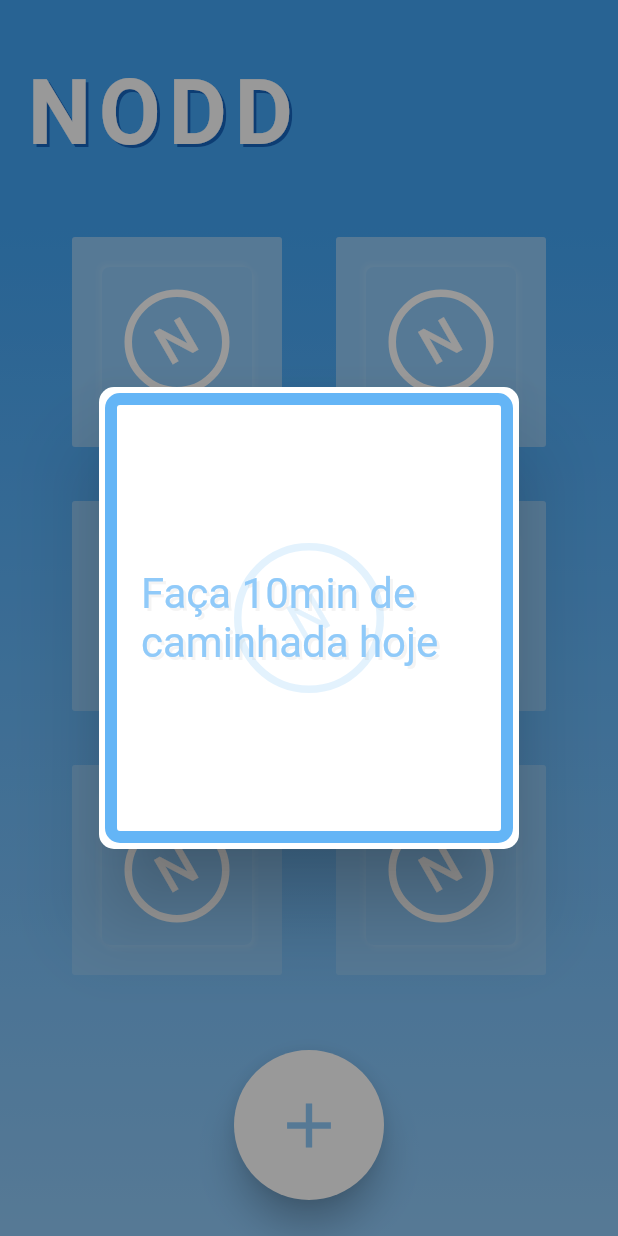
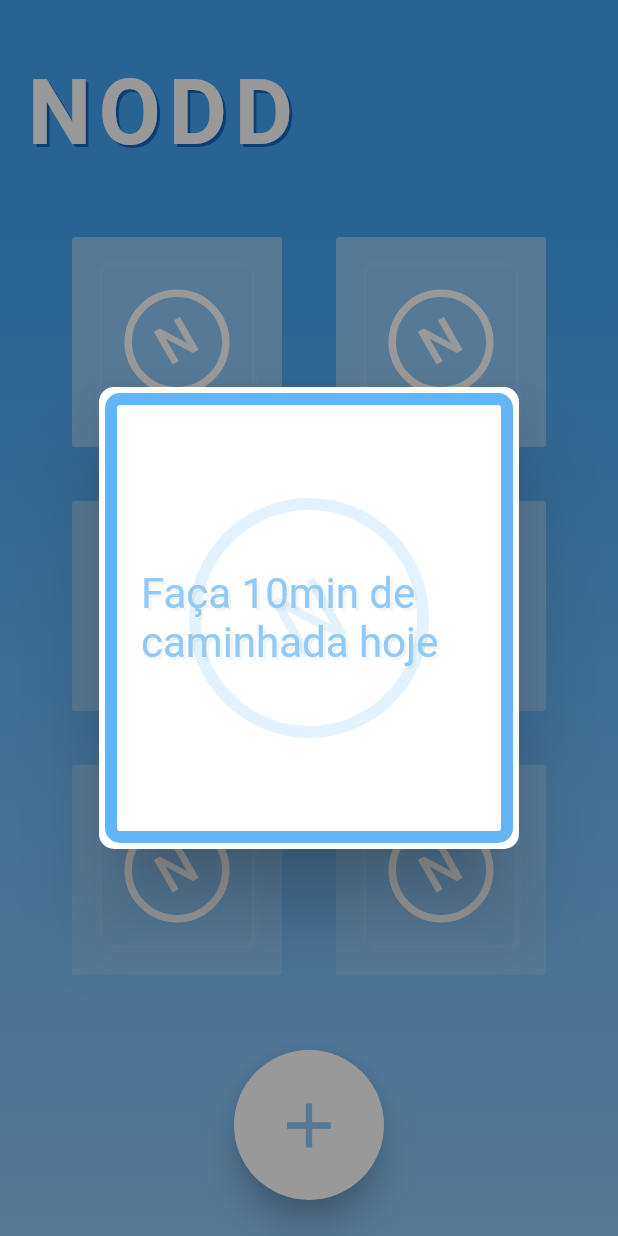
Before and after one commit to romulovff/NoddApp, a Flutter app: the screen it shows after launch, after a tap on an icon or button, on a phone screen of 412 x 824 dp. Run offline on Flutter 3.47's test engine with Material 2 defaults, Android fonts, the phone set to English and light mode, and no system bars; our stand-ins replace google_fonts, gradient_app_bar, splashscreen; Roboto replaces fonts that are missing (Viga).

Commit message:
Adding some more style

```diff
--- a/nodd/lib/components/note.dart
+++ b/nodd/lib/components/note.dart
@@ -42,12 +42,12 @@ class Note extends StatelessWidget {
                           children: [
                             Center(
                               child: Container(
-                                width: 100,
-                                height: 100,
+                                width: 160,
+                                height: 160,
                                 decoration: BoxDecoration(
                                     border: Border.all(
                                       color: Colors.blue[50],
-                                      width: 5,
+                                      width: 8,
                                     ),
                                     borderRadius: BorderRadius.circular(100)),
                                 child: Center(
@@ -56,7 +56,7 @@ class Note extends StatelessWidget {
                                     child: Text(
                                       'N',
                                       style: GoogleFonts.viga(
-                                        fontSize: 35,
+                                        fontSize: 60,
                                         color: Colors.blue[50],
                                       ),
                                     ),
--- a/nodd/lib/screens/splashscreen.dart
+++ b/nodd/lib/screens/splashscreen.dart
@@ -1,6 +1,7 @@
 import 'package:flutter/material.dart';
 import 'package:nodd/screens/home.dart';
 import 'package:splashscreen/splashscreen.dart';
+import 'package:google_fonts/google_fonts.dart';
 
 import '../routing.dart';
 
@@ -16,14 +17,18 @@ class _SplashscreenState extends State<Splashscreen> {
         seconds: 3,
         navigateAfterSeconds: '/home',
         routeName: '/home',
-        title: new Text(
-          'Welcome In SplashScreen',
-          style: new TextStyle(fontWeight: FontWeight.bold, fontSize: 20.0),
+        title: Text(
+          'N',
+          style: GoogleFonts.viga(
+            fontWeight: FontWeight.bold,
+            color: Colors.blue[400],
+            fontSize: 120.0,
+          ),
         ),
         backgroundColor: Colors.white,
         styleTextUnderTheLoader: new TextStyle(),
         photoSize: 100.0,
         onClick: () => print("Flutter Egypt"),
-        loaderColor: Colors.red);
+        loaderColor: Colors.blue[300]);
   }
 }
```
